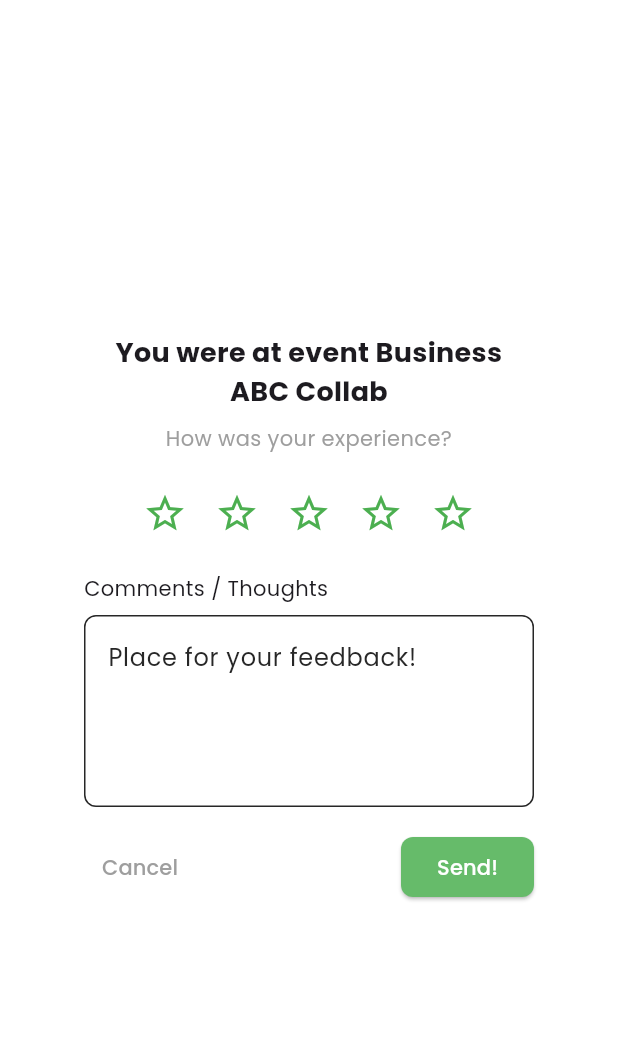
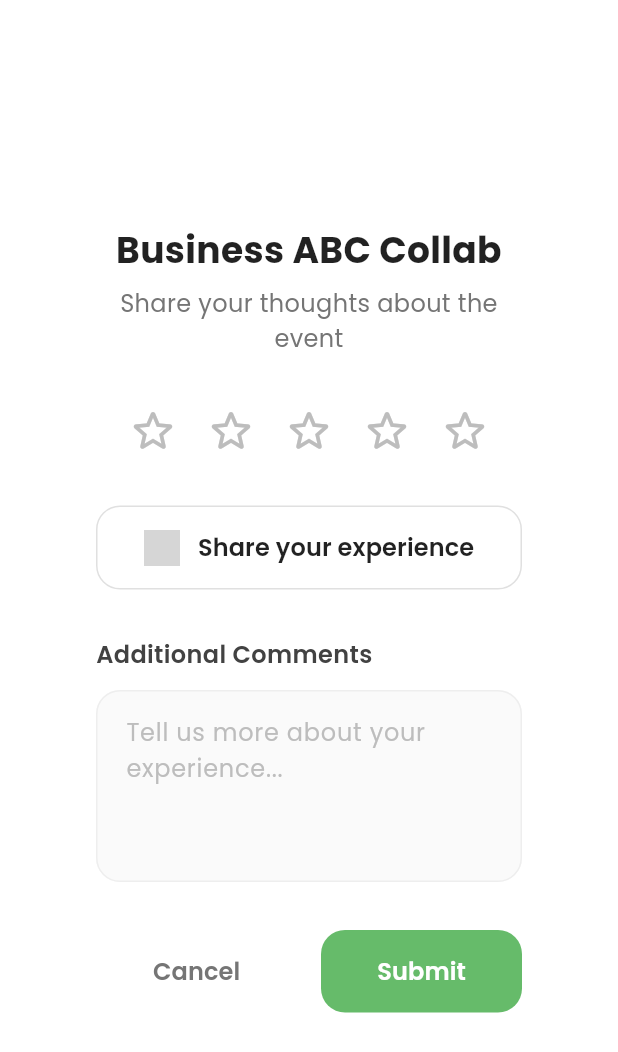
Before and after one commit to kryczkal/AngelHackFinalsSingapore, a Flutter app: the EventFeedbackDialog widget shown alone on an empty page, opened directly with sample values from the repository, on a phone screen of 412 x 824 dp. Shown: the top 1052 px of the screen. Run offline on Flutter 3.47's test engine with Material 3 defaults, Android fonts, the phone set to English and light mode, and no system bars; our stand-ins replace fl_chart, font_awesome_flutter, google_fonts; missing offline and left inert: device_frame; accounts and stored records are empty; network calls fail; grey boxes are pictures that could not be loaded.

Commit message:
added share button on review page

```diff
--- a/frontend/lib/pages/app_page.dart
+++ b/frontend/lib/pages/app_page.dart
@@ -58,7 +58,9 @@ class _AppPageState extends State<AppPage> {
             child: Container(
               margin: const EdgeInsets.symmetric(horizontal: 24),
               child:  EventFeedbackDialog(
-                  event: AppEventsSingleton().events[0],
+                  event: AppEventsSingleton().getMyRegisteredEvents(AppUserSingleton().currentUser).isNotEmpty
+                      ? AppEventsSingleton().getMyRegisteredEvents(AppUserSingleton().currentUser).first
+                      : AppEventsSingleton().events.first, // Get the first event from all public events if no registered events
                   onClose: _hideDialog,
               ),
             ),
--- a/frontend/lib/widgets/events/event_feedback_dialog.dart
+++ b/frontend/lib/widgets/events/event_feedback_dialog.dart
@@ -26,117 +26,206 @@ class EventFeedbackDialogState extends State<EventFeedbackDialog> {
       comments: _commentsController.text.isEmpty ? null : _commentsController.text,
       event: widget.event,
     );
-
-    // TODO: Place to handle the review
     widget.onClose();
   }
 
-  void _closeDialog() {
-    widget.onClose();
+  Widget _buildRatingStars() {
+    return Row(
+      mainAxisAlignment: MainAxisAlignment.center,
+      children: List.generate(5, (index) {
+        return GestureDetector(
+          onTap: () => setState(() => _rating = index + 1),
+          child: AnimatedContainer(
+            duration: const Duration(milliseconds: 200),
+            padding: const EdgeInsets.symmetric(horizontal: 8),
+            child: Icon(
+              index < _rating ? Icons.star_rounded : Icons.star_outline_rounded,
+              color: index < _rating ? const Color(0xFFFFD700) : Colors.grey[400],
+              size: 36,
+            ),
+          ),
+        );
+      }),
+    );
   }
 
-  @override
-  Widget build(BuildContext context) {
-    return Dialog(
-      shape: RoundedRectangleBorder(
-        borderRadius: BorderRadius.circular(12.0),
-      ),
-      child: Padding(
-        padding: const EdgeInsets.all(16.0),
-        child: Column(
-          mainAxisSize: MainAxisSize.min,
+  Widget _buildSocialShareButton() {
+    return Container(
+      margin: const EdgeInsets.symmetric(horizontal: 24),
+      child: ElevatedButton(
+        onPressed: () {
+          // TODO: Implement sharing functionality
+        },
+        style: ElevatedButton.styleFrom(
+          padding: const EdgeInsets.symmetric(vertical: 16),
+          backgroundColor: Colors.white,
+          foregroundColor: Colors.black87,
+          elevation: 0,
+          shape: RoundedRectangleBorder(
+            borderRadius: BorderRadius.circular(16),
+            side: BorderSide(color: Colors.grey[300]!),
+          ),
+        ),
+        child: Row(
+          mainAxisAlignment: MainAxisAlignment.center,
           children: [
-            Text(
-              'You were at event ${widget.event.title}',
-              style: const TextStyle(
-                fontSize: 18,
-                fontWeight: FontWeight.bold,
+            Image.network(
+              'https://upload.wikimedia.org/wikipedia/commons/thumb/e/e7/Instagram_logo_2016.svg/132px-Instagram_logo_2016.svg.png',
+              height: 24,
+              width: 24,
+            ),
+            const SizedBox(width: 12),
+            const Text(
+              'Share your experience',
+              style: TextStyle(
+                fontSize: 16,
+                fontWeight: FontWeight.w600,
               ),
-              textAlign: TextAlign.center,
-            ),
-            const SizedBox(height: 8),
-            const Text(
-              'How was your experience?',
-              style: TextStyle(
-                fontSize: 14,
-                color: Colors.grey,
-              ),
-              textAlign: TextAlign.center,
-            ),
-            const SizedBox(height: 16),
-            Row(
-              mainAxisAlignment: MainAxisAlignment.center,
-              children: List.generate(5, (index) {
-                return IconButton(
-                  icon: Icon(
-                    index < _rating ? Icons.star : Icons.star_border,
-                    color: index < _rating ? Colors.yellow : Colors.green,
-                    size: 30,
-                  ),
-                  onPressed: () {
-                    setState(() {
-                      _rating = index + 1;
-                    });
-                  },
-                );
-              }),
-            ),
-            const SizedBox(height: 16),
-            const Align(
-              alignment: Alignment.centerLeft,
-              child: Text(
-                'Comments / Thoughts',
-                style: TextStyle(
-                  fontSize: 14,
-                ),
-              ),
-            ),
-            const SizedBox(height: 8),
-            TextField(
-              controller: _commentsController,
-              maxLines: 4,
-              decoration: InputDecoration(
-                border: OutlineInputBorder(
-                  borderRadius: BorderRadius.circular(8.0),
-                ),
-                hintText: 'Place for your feedback!',
-              ),
-            ),
-            const SizedBox(height: 16),
-            Row(
-              mainAxisAlignment: MainAxisAlignment.spaceBetween,
-              children: [
-                TextButton(
-                  onPressed: _closeDialog,
-                  child: const Text(
-                    "Cancel",
-                    style: TextStyle(
-                      color: Colors.grey,
-                      fontSize: 14,
-                    ),
-                  ),
-                ),
-                ElevatedButton(
-                  onPressed: _submitFeedback,
-                  style: ElevatedButton.styleFrom(
-                    backgroundColor: Theme.of(context).primaryColor,
-                    shape: RoundedRectangleBorder(
-                      borderRadius: BorderRadius.circular(8.0),
-                    ),
-                  ),
-                  child: const Text(
-                    'Send!',
-                    style: TextStyle(
-                      fontSize: 14,
-                      color: Colors.white,
-                    ),
-                  ),
-                ),
-              ],
             ),
           ],
         ),
       ),
     );
   }
+
+  @override
+  Widget build(BuildContext context) {
+    return Dialog(
+      backgroundColor: Colors.white,
+      shape: RoundedRectangleBorder(
+        borderRadius: BorderRadius.circular(24),
+      ),
+      child: SingleChildScrollView(
+        child: Padding(
+          padding: const EdgeInsets.symmetric(vertical: 32),
+          child: Column(
+            mainAxisSize: MainAxisSize.min,
+            crossAxisAlignment: CrossAxisAlignment.stretch,
+            children: [
+              Padding(
+                padding: const EdgeInsets.symmetric(horizontal: 24),
+                child: Column(
+                  children: [
+                    Text(
+                      widget.event.title,
+                      style: const TextStyle(
+                        fontSize: 24,
+                        fontWeight: FontWeight.bold,
+                        color: Colors.black87,
+                      ),
+                      textAlign: TextAlign.center,
+                    ),
+                    const SizedBox(height: 8),
+                    Text(
+                      'Share your thoughts about the event',
+                      style: TextStyle(
+                        fontSize: 16,
+                        color: Colors.grey[600],
+                      ),
+                      textAlign: TextAlign.center,
+                    ),
+                  ],
+                ),
+              ),
+              const SizedBox(height: 32),
+              _buildRatingStars(),
+              const SizedBox(height: 32),
+              _buildSocialShareButton(),
+              const SizedBox(height: 32),
+              Padding(
+                padding: const EdgeInsets.symmetric(horizontal: 24),
+                child: Column(
+                  crossAxisAlignment: CrossAxisAlignment.start,
+                  children: [
+                    Text(
+                      'Additional Comments',
+                      style: TextStyle(
+                        fontSize: 16,
+                        fontWeight: FontWeight.w600,
+                        color: Colors.grey[800],
+                      ),
+                    ),
+                    const SizedBox(height: 12),
+                    TextField(
+                      controller: _commentsController,
+                      maxLines: 4,
+                      style: const TextStyle(fontSize: 16),
+                      decoration: InputDecoration(
+                        hintText: 'Tell us more about your experience...',
+                        hintStyle: TextStyle(color: Colors.grey[400]),
+                        filled: true,
+                        fillColor: Colors.grey[50],
+                        border: OutlineInputBorder(
+                          borderRadius: BorderRadius.circular(16),
+                          borderSide: BorderSide(color: Colors.grey[200]!),
+                        ),
+                        enabledBorder: OutlineInputBorder(
+                          borderRadius: BorderRadius.circular(16),
+                          borderSide: BorderSide(color: Colors.grey[200]!),
+                        ),
+                        focusedBorder: OutlineInputBorder(
+                          borderRadius: BorderRadius.circular(16),
+                          borderSide: BorderSide(color: Colors.grey[400]!),
+                        ),
+                        contentPadding: const EdgeInsets.all(16),
+                      ),
+                    ),
+                  ],
+                ),
+              ),
+              const SizedBox(height: 32),
+              Padding(
+                padding: const EdgeInsets.symmetric(horizontal: 24),
+                child: Row(
+                  children: [
+                    Expanded(
+                      child: TextButton(
+                        onPressed: widget.onClose,
+                        style: TextButton.styleFrom(
+                          padding: const EdgeInsets.symmetric(vertical: 16),
+                          shape: RoundedRectangleBorder(
+                            borderRadius: BorderRadius.circular(16),
+                          ),
+                        ),
+                        child: Text(
+                          'Cancel',
+                          style: TextStyle(
+                            fontSize: 16,
+                            fontWeight: FontWeight.w600,
+                            color: Colors.grey[600],
+                          ),
+                        ),
+                      ),
+                    ),
+                    const SizedBox(width: 16),
+                    Expanded(
+                      child: ElevatedButton(
+                        onPressed: _submitFeedback,
+                        style: ElevatedButton.styleFrom(
+                          backgroundColor: Theme.of(context).primaryColor,
+                          padding: const EdgeInsets.symmetric(vertical: 16),
+                          elevation: 0,
+                          shape: RoundedRectangleBorder(
+                            borderRadius: BorderRadius.circular(16),
+                          ),
+                        ),
+                        child: const Text(
+                          'Submit',
+                          style: TextStyle(
+                            fontSize: 16,
+                            fontWeight: FontWeight.w600,
+                            color: Colors.white,
+                          ),
+                        ),
+                      ),
+                    ),
+                  ],
+                ),
+              ),
+            ],
+          ),
+        ),
+      ),
+    );
+  }
 }
```
